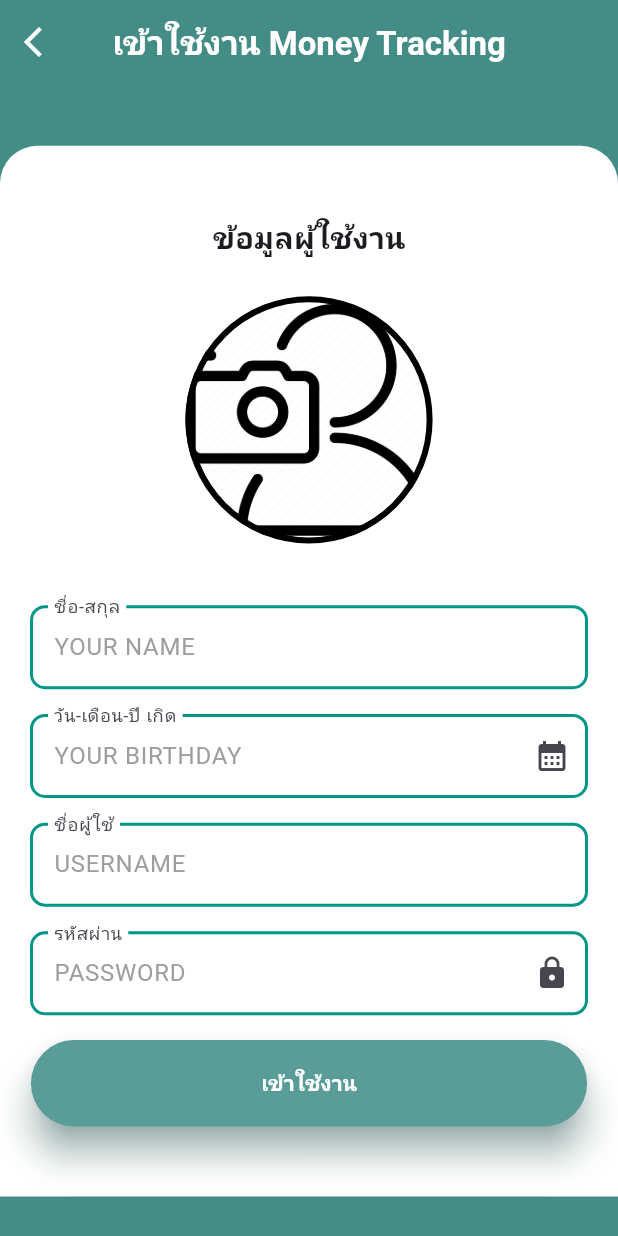
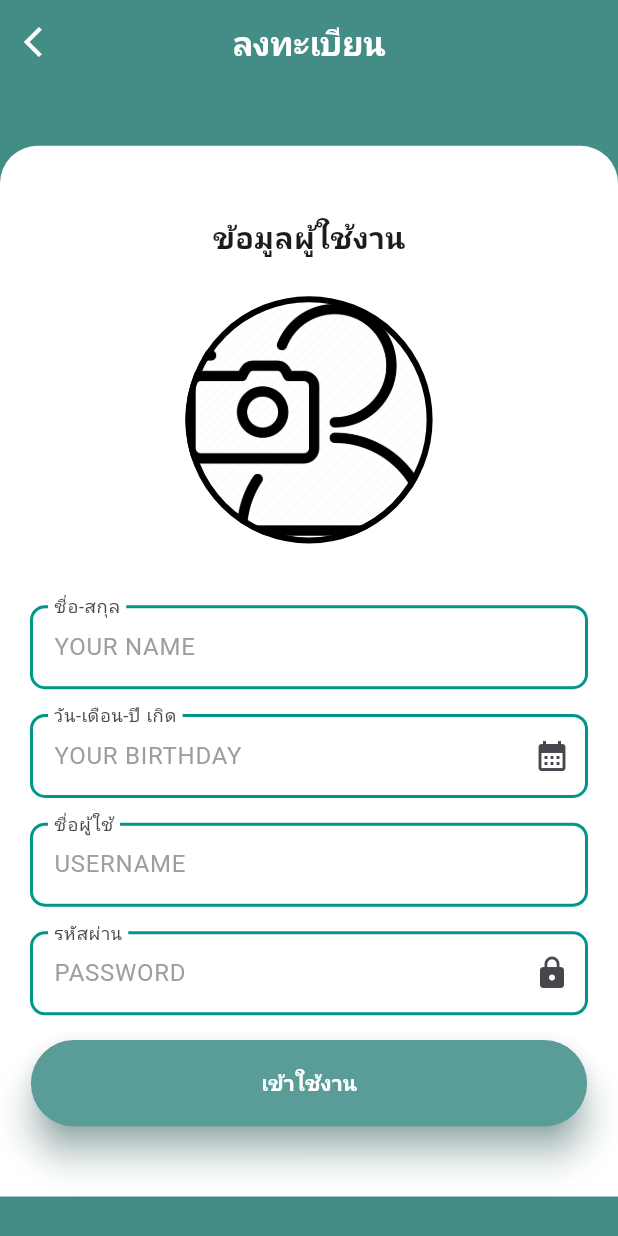
Before and after one commit to Maninfinity13/money_tracking_project, a Flutter app: the RegisterUI screen opened directly, on a phone screen of 412 x 824 dp. Run offline on Flutter 3.47's test engine with Material 3 defaults, Android fonts, the light colour scheme and no system bars; our stand-ins replace font_awesome_flutter, google_fonts, image_picker; Roboto replaces fonts that are missing (Kanit).

Commit message:
fix register

```diff
--- a/lib/views/register_ui.dart
+++ b/lib/views/register_ui.dart
@@ -210,7 +210,7 @@ class _RegisterUIState extends State<RegisterUI> {
           ),
         ),
         title: const Text(
-          'เข้าใช้งาน Money Tracking',
+          'ลงทะเบียน',
           style: TextStyle(
             color: Colors.white,
             fontWeight: FontWeight.bold,
```
